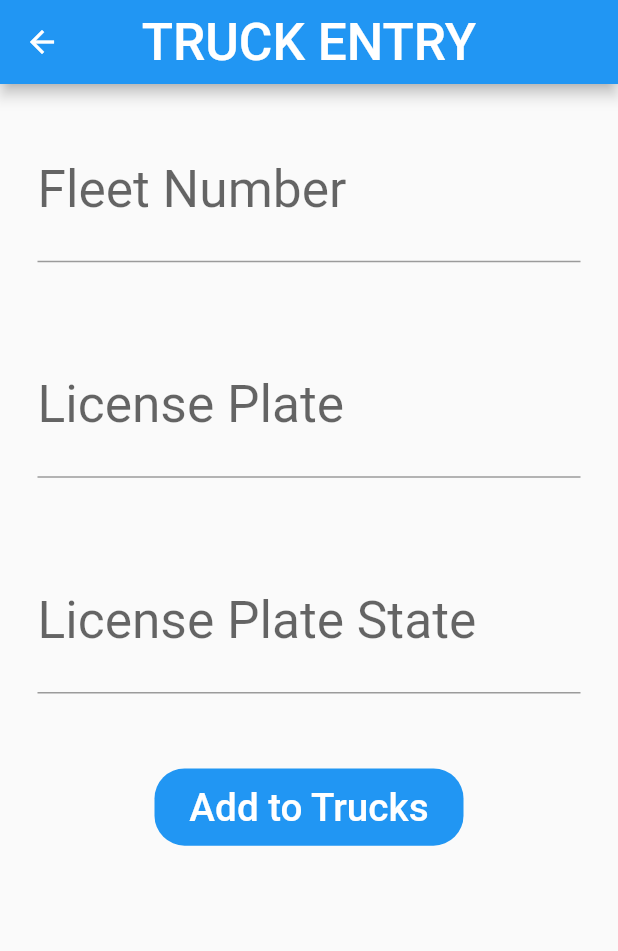
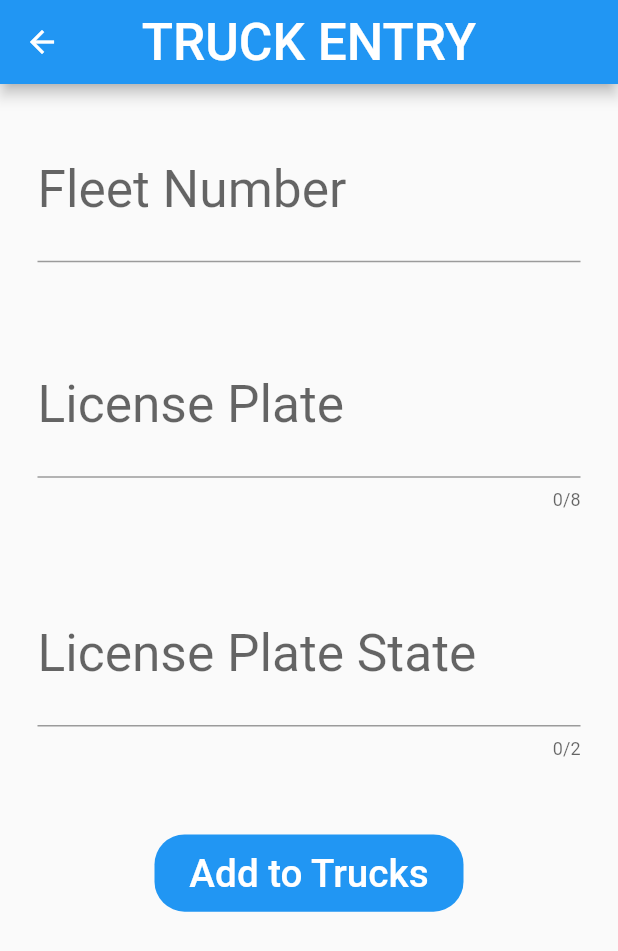
Before and after one commit to JonathanBContreras/trucking_app, a Flutter app: the TruckEntry screen opened by its route, on a phone screen of 412 x 824 dp. Shown: the top 951 px of the screen. Run offline on Flutter 3.47's test engine with Material 2 defaults, Android fonts, the phone set to English and light mode, and no system bars; our stand-ins replace sqflite; accounts and stored records are empty.

Commit message:
renamed files for consistency, license plate is still null

```diff
--- a/lib/helpers/current_trip_db.dart
+++ b/lib/helpers/truck_db.dart
@@ -2,7 +2,7 @@ import 'dart:io';
 import 'dart:async';
 import 'package:path_provider/path_provider.dart';
 import 'package:sqflite/sqflite.dart';
-import 'package:trip_app/models/current_trip_model.dart';
+import 'package:trip_app/models/truck_model.dart';
 
 class TruckHelper {
 
--- a/lib/main.dart
+++ b/lib/main.dart
@@ -1,6 +1,6 @@
 import 'package:flutter/material.dart';
 import 'package:trip_app/screens/home.dart';
-import 'package:trip_app/screens/current_trip.dart';
+import 'package:trip_app/screens/truck.dart';
 import 'package:trip_app/screens/truck_entry.dart';
 import 'package:flutter/services.dart';
 
--- a/lib/screens/current_trip.dart
+++ b/lib/screens/truck.dart
@@ -1,7 +1,7 @@
 import 'package:flutter/material.dart';
 import 'dart:async';
-import 'package:trip_app/helpers/current_trip_db.dart';
-import 'package:trip_app/models/current_trip_model.dart';
+import 'package:trip_app/helpers/truck_db.dart';
+import 'package:trip_app/models/truck_model.dart';
 import 'package:trip_app/screens/truck_entry.dart';
 
 class Truck extends StatefulWidget{
--- a/lib/screens/truck_entry.dart
+++ b/lib/screens/truck_entry.dart
@@ -1,8 +1,9 @@
 import 'package:flutter/material.dart';
+import 'package:flutter/services.dart';
 import 'dart:async';
 import 'package:intl/intl.dart';
-import 'package:trip_app/helpers/current_trip_db.dart';
-import 'package:trip_app/models/current_trip_model.dart';
+import 'package:trip_app/helpers/truck_db.dart';
+import 'package:trip_app/models/truck_model.dart';
 
 class TruckEntry extends StatefulWidget{
 
@@ -17,7 +18,6 @@ class TruckEntry extends StatefulWidget{
 class _TruckEntryState extends State<TruckEntry>{
 
   final _formKey = GlobalKey<FormState>();
-  final values = List.filled(7, false);
 
   String _fleetNum = "";
   String _licensePlate = "";
@@ -77,6 +77,7 @@ class _TruckEntryState extends State<TruckEntry>{
                 Padding(
                   padding: const EdgeInsets.all(25.0),
                   child: TextFormField(
+                    inputFormatters: [FilteringTextInputFormatter.allow(RegExp("[0-9+]"))],
                     maxLines: null,
                     style: TextStyle(fontSize: MediaQuery.of(context).size.height / 24),
                     decoration: InputDecoration(
@@ -90,6 +91,7 @@ class _TruckEntryState extends State<TruckEntry>{
                 Padding(
                   padding: const EdgeInsets.all(25.0),
                   child: TextFormField(
+                    maxLength: 8,
                     maxLines: null,
                     style: TextStyle(fontSize: MediaQuery.of(context).size.height / 24),
                     decoration: InputDecoration(
@@ -103,6 +105,8 @@ class _TruckEntryState extends State<TruckEntry>{
                 Padding(
                   padding: const EdgeInsets.all(25.0),
                   child: TextFormField(
+                    inputFormatters: [FilteringTextInputFormatter.deny(RegExp("[0-9+]"))],
+                    maxLength: 2,
                     maxLines: null,
                     style: TextStyle(fontSize: MediaQuery.of(context).size.height / 24),
                     decoration: InputDecoration(
```
Also changed, not shown: lib/models/truck_model.dart (renamed from lib/models/current_trip_model.dart).
